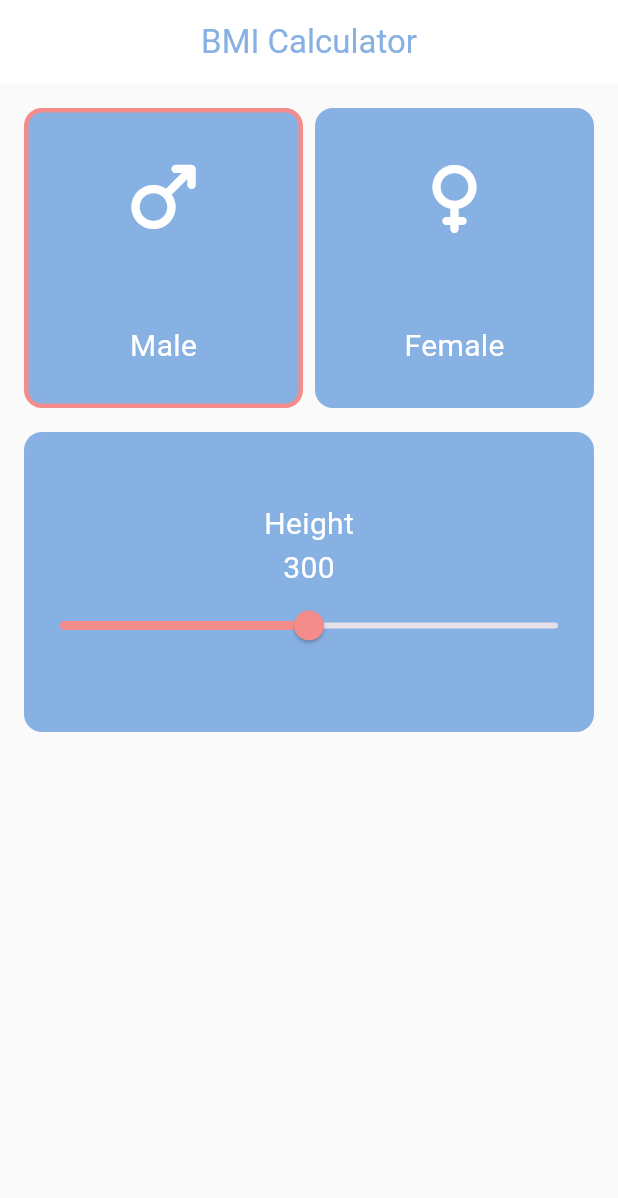
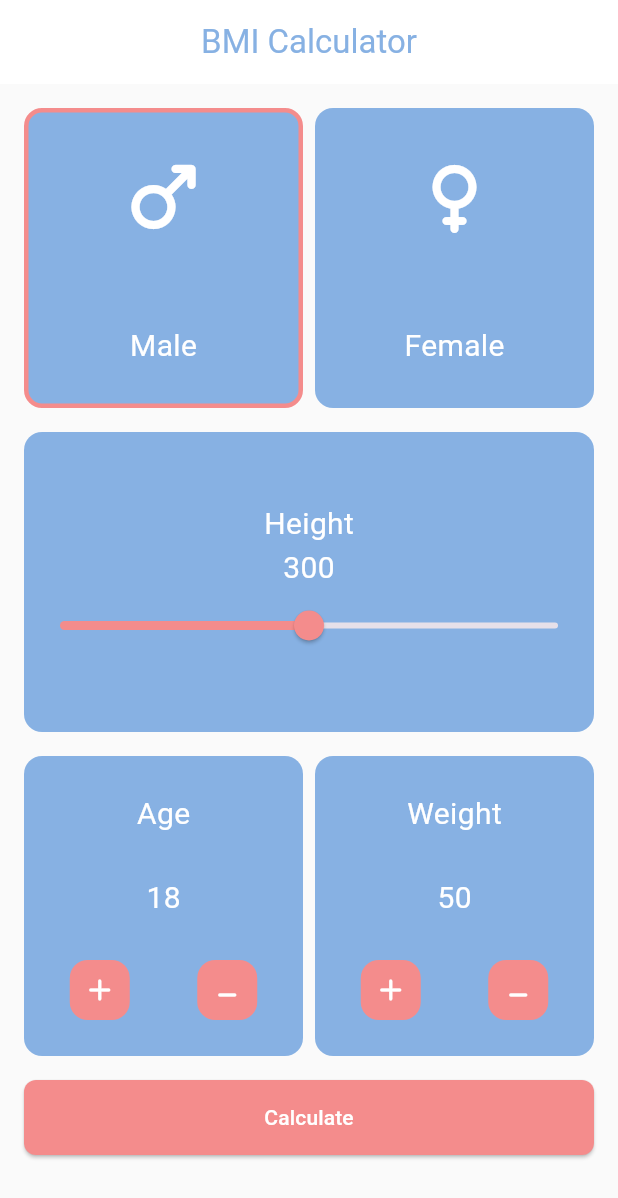
Before and after one commit to MohammedGhazaly/BMI-Normal, a Flutter app: the screen it shows after launch, on a phone screen of 412 x 824 dp. Shown: the top 1198 px of the screen. Run offline on Flutter 3.47's test engine with Material 3 defaults, Android fonts, the phone set to English and light mode, and no system bars.

Commit message:
Finished age and weight widget and calculate button

```diff
--- /dev/null
+++ b/lib/views/home/widgets/age_weight_container.dart
@@ -0,0 +1,87 @@
+import 'package:bmi_normal/constants.dart';
+import 'package:flutter/material.dart';
+
+class AgeWeightContainer extends StatelessWidget {
+  final String text;
+  final int value;
+  final Function()? incrementFunction;
+  final Function()? decrementFunction;
+  const AgeWeightContainer({
+    super.key,
+    required this.text,
+    required this.value,
+    required this.incrementFunction,
+    required this.decrementFunction,
+  });
+
+  @override
+  Widget build(BuildContext context) {
+    return Container(
+      padding: const EdgeInsets.symmetric(vertical: 24, horizontal: 8),
+      height: 200,
+      decoration: BoxDecoration(
+        color: kBlueColor,
+        borderRadius: BorderRadius.circular(12),
+      ),
+      child: Column(
+        mainAxisAlignment: MainAxisAlignment.spaceBetween,
+        children: [
+          Text(
+            text,
+            style: TextStyle(
+              fontSize: 20,
+              color: Colors.white,
+            ),
+          ),
+          Text(
+            value.toString(),
+            style: TextStyle(
+              fontSize: 20,
+              color: Colors.white,
+            ),
+          ),
+          Row(
+            mainAxisAlignment: MainAxisAlignment.spaceAround,
+            children: [
+              InkWell(
+                onTap: () {},
+                child: Container(
+                  width: 40,
+                  height: 40,
+                  decoration: BoxDecoration(
+                    color: kRedColor,
+                    borderRadius: BorderRadius.circular(12),
+                  ),
+                  child: Center(
+                    child: Icon(
+                      Icons.add_rounded,
+                      color: Colors.white,
+                    ),
+                  ),
+                ),
+              ),
+              InkWell(
+                onTap: () {},
+                child: Container(
+                  padding: EdgeInsets.only(bottom: 10),
+                  width: 40,
+                  height: 40,
+                  decoration: BoxDecoration(
+                    color: kRedColor,
+                    borderRadius: BorderRadius.circular(12),
+                  ),
+                  child: Center(
+                    child: Icon(
+                      Icons.minimize_rounded,
+                      color: Colors.white,
+                    ),
+                  ),
+                ),
+              )
+            ],
+          )
+        ],
+      ),
+    );
+  }
+}
--- /dev/null
+++ b/lib/views/home/widgets/custom_slider_widget.dart
@@ -0,0 +1,39 @@
+import 'package:bmi_normal/constants.dart';
+import 'package:flutter/material.dart';
+
+class CustomSliderWidget extends StatelessWidget {
+  const CustomSliderWidget({
+    super.key,
+  });
+
+  @override
+  Widget build(BuildContext context) {
+    return Container(
+      height: 200,
+      decoration: BoxDecoration(
+        color: kBlueColor,
+        borderRadius: BorderRadius.circular(12),
+      ),
+      child: Column(
+        mainAxisAlignment: MainAxisAlignment.center,
+        children: [
+          const Text(
+            "Height",
+            style: TextStyle(fontSize: 20, color: Colors.white),
+          ),
+          Text(
+            "300",
+            style: TextStyle(fontSize: 20, color: Colors.white),
+          ),
+          Slider(
+            min: 0,
+            max: 300,
+            value: 150,
+            activeColor: kRedColor,
+            onChanged: (value) {},
+          ),
+        ],
+      ),
+    );
+  }
+}
--- a/lib/views/home/widgets/home_view_body.dart
+++ b/lib/views/home/widgets/home_view_body.dart
@@ -1,4 +1,6 @@
 import 'package:bmi_normal/constants.dart';
+import 'package:bmi_normal/views/home/widgets/age_weight_container.dart';
+import 'package:bmi_normal/views/home/widgets/custom_slider_widget.dart';
 import 'package:bmi_normal/views/home/widgets/gender_container.dart';
 import 'package:flutter/material.dart';
 
@@ -39,47 +41,57 @@ class HomeViewBody extends StatelessWidget {
             SizedBox(
               height: 16,
             ),
-            CustomSliderWidget()
+            CustomSliderWidget(),
+            SizedBox(
+              height: 16,
+            ),
+            Row(
+              children: [
+                Expanded(
+                    child: AgeWeightContainer(
+                  decrementFunction: () {},
+                  incrementFunction: () {},
+                  text: "Age",
+                  value: 18,
+                )),
+                SizedBox(
+                  width: 8,
+                ),
+                Expanded(
+                  child: AgeWeightContainer(
+                    decrementFunction: () {},
+                    incrementFunction: () {},
+                    text: "Weight",
+                    value: 50,
+                  ),
+                )
+              ],
+            ),
+            SizedBox(
+              height: 16,
+            ),
+            SizedBox(
+              width: double.infinity,
+              height: 50,
+              child: ElevatedButton(
+                style: ElevatedButton.styleFrom(
+                  shape: RoundedRectangleBorder(
+                      borderRadius: BorderRadius.circular(8)),
+                  foregroundColor: Colors.white,
+                  backgroundColor: kRedColor,
+                ),
+                onPressed: () {},
+                child: Text(
+                  "Calculate",
+                ),
+              ),
+            ),
+            SizedBox(
+              height: 16,
+            ),
           ],
         ),
       ),
     );
   }
 }
-
-class CustomSliderWidget extends StatelessWidget {
-  const CustomSliderWidget({
-    super.key,
-  });
-
-  @override
-  Widget build(BuildContext context) {
-    return Container(
-      height: 200,
-      decoration: BoxDecoration(
-        color: kBlueColor,
-        borderRadius: BorderRadius.circular(12),
-      ),
-      child: Column(
-        mainAxisAlignment: MainAxisAlignment.center,
-        children: [
-          const Text(
-            "Height",
-            style: TextStyle(fontSize: 20, color: Colors.white),
-          ),
-          Text(
-            "300",
-            style: TextStyle(fontSize: 20, color: Colors.white),
-          ),
-          Slider(
-            min: 0,
-            max: 300,
-            value: 150,
-            activeColor: kRedColor,
-            onChanged: (value) {},
-          ),
-        ],
-      ),
-    );
-  }
-}
```
